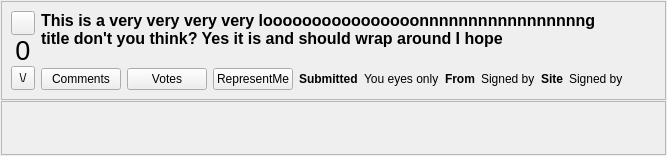
Above: retroshare-gui/src/gui/MeshDemoc/MeshDemocItem.ui from chozabu/OldMeshDemocRS before the change. Below: the same form after it.
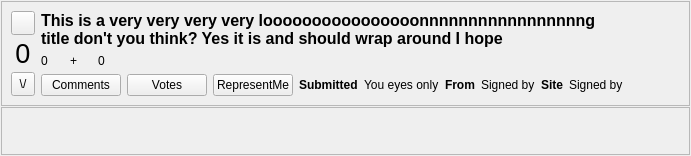
That is the form after the change. Icons and pictures are not drawn. Custom widgets are drawn as their Qt base class.

Commit message: Added direct and liquid score in ui

```diff
--- a/retroshare-gui/src/gui/MeshDemoc/MeshDemocItem.ui
+++ b/retroshare-gui/src/gui/MeshDemoc/MeshDemocItem.ui
@@ -6,7 +6,7 @@
    <rect>
     <x>0</x>
     <y>0</y>
-    <width>667</width>
+    <width>691</width>
     <height>156</height>
    </rect>
   </property>
@@ -43,7 +43,14 @@
       <enum>QFrame::Raised</enum>
      </property>
      <layout class="QGridLayout" name="gridLayout">
-      <item row="0" column="0" rowspan="2">
+      <item row="2" column="1">
+       <widget class="QPushButton" name="commentButton">
+        <property name="text">
+         <string>Comments</string>
+        </property>
+       </widget>
+      </item>
+      <item row="0" column="0" rowspan="3">
        <layout class="QVBoxLayout" name="verticalLayout">
         <property name="spacing">
          <number>0</number>
@@ -134,28 +141,21 @@
         </property>
        </widget>
       </item>
-      <item row="1" column="1">
-       <widget class="QPushButton" name="commentButton">
-        <property name="text">
-         <string>Comments</string>
-        </property>
-       </widget>
-      </item>
-      <item row="1" column="2">
+      <item row="2" column="2">
        <widget class="QPushButton" name="votesButton">
         <property name="text">
          <string>Votes</string>
         </property>
        </widget>
       </item>
-      <item row="1" column="3">
+      <item row="2" column="3">
        <widget class="QPushButton" name="representButton">
         <property name="text">
          <string>RepresentMe</string>
         </property>
        </widget>
       </item>
-      <item row="1" column="4">
+      <item row="2" column="4">
        <widget class="QLabel" name="dateBoldLabel">
         <property name="sizePolicy">
          <sizepolicy hsizetype="Preferred" vsizetype="Fixed">
@@ -175,7 +175,7 @@
         </property>
        </widget>
       </item>
-      <item row="1" column="5">
+      <item row="2" column="5">
        <widget class="QLabel" name="dateLabel">
         <property name="sizePolicy">
          <sizepolicy hsizetype="Expanding" vsizetype="Fixed">
@@ -196,7 +196,7 @@
         </property>
        </widget>
       </item>
-      <item row="1" column="6">
+      <item row="2" column="6">
        <widget class="QLabel" name="fromBoldLabel">
         <property name="sizePolicy">
          <sizepolicy hsizetype="Preferred" vsizetype="Fixed">
@@ -216,7 +216,7 @@
         </property>
        </widget>
       </item>
-      <item row="1" column="7">
+      <item row="2" column="7">
        <widget class="GxsIdLabel" name="fromLabel">
         <property name="sizePolicy">
          <sizepolicy hsizetype="Expanding" vsizetype="Fixed">
@@ -237,7 +237,7 @@
         </property>
        </widget>
       </item>
-      <item row="1" column="8">
+      <item row="2" column="8">
        <widget class="QLabel" name="fromBoldLabel_2">
         <property name="sizePolicy">
          <sizepolicy hsizetype="Preferred" vsizetype="Fixed">
@@ -257,7 +257,7 @@
         </property>
        </widget>
       </item>
-      <item row="1" column="9">
+      <item row="2" column="9">
        <widget class="QLabel" name="siteLabel">
         <property name="sizePolicy">
          <sizepolicy hsizetype="Expanding" vsizetype="Fixed">
@@ -278,7 +278,7 @@
         </property>
        </widget>
       </item>
-      <item row="1" column="10">
+      <item row="2" column="10">
        <spacer name="horizontalSpacer">
         <property name="orientation">
          <enum>Qt::Horizontal</enum>
@@ -291,6 +291,37 @@
         </property>
        </spacer>
       </item>
+      <item row="1" column="1">
+       <layout class="QHBoxLayout" name="horizontalLayout_2">
+        <item>
+         <widget class="QLabel" name="directScoreLabel">
+          <property name="toolTip">
+           <string>Direct Score</string>
+          </property>
+          <property name="text">
+           <string>0</string>
+          </property>
+         </widget>
+        </item>
+        <item>
+         <widget class="QLabel" name="label_2">
+          <property name="text">
+           <string>+</string>
+          </property>
+         </widget>
+        </item>
+        <item>
+         <widget class="QLabel" name="liquidScoreLabel">
+          <property name="toolTip">
+           <string>Score From Represetitves</string>
+          </property>
+          <property name="text">
+           <string>0</string>
+          </property>
+         </widget>
+        </item>
+       </layout>
+      </item>
      </layout>
     </widget>
    </item>
```
